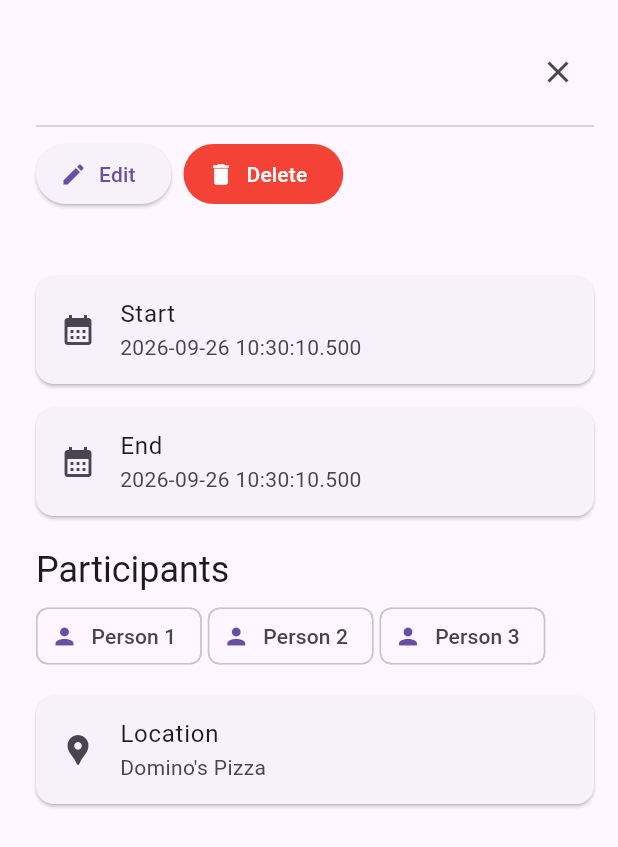
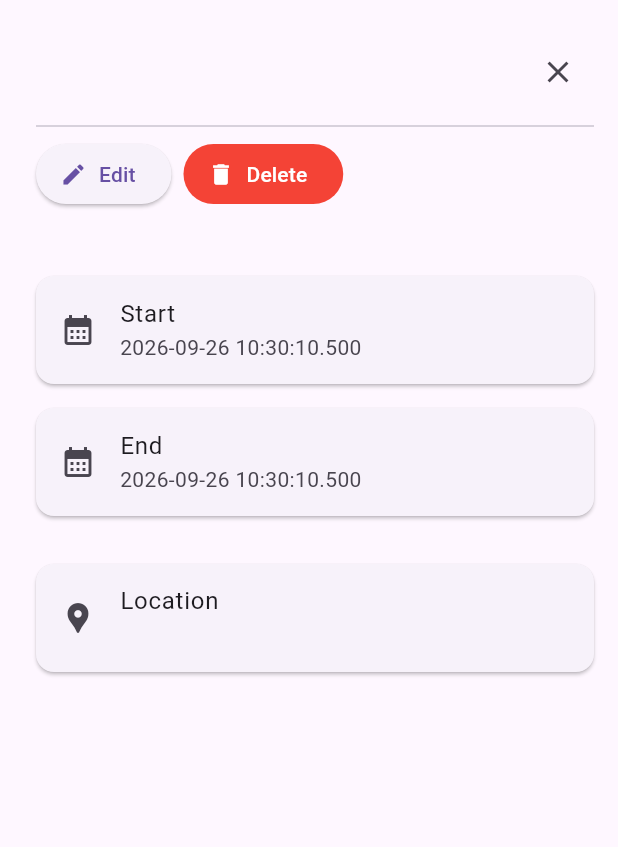
Before and after one commit to PapaTutuWawa/polycloud-ui, a Flutter app: the EventDetails widget shown alone on an empty page, opened directly with empty values, on a phone screen of 412 x 824 dp. Shown: the top 847 px of the screen. Run offline on Flutter 3.47's test engine with Material 3 defaults, Android fonts, the phone set to English and light mode, and no system bars; our stand-ins replace built_collection, built_value, copy_with_extension, dio, flutter_riverpod, flutter_secure_storage and 3 more; missing offline and left inert: cryptography, one_of_serializer, polycloud_ui_hazmat, uri; accounts and stored records are empty; generated files the repository leaves out were written again; statements that could not run were skipped.

Commit message:
Prepare the UI for location and participants

```diff
--- a/apps/polycloud/lib/apps/calendar/models/event.dart
+++ b/apps/polycloud/lib/apps/calendar/models/event.dart
@@ -31,6 +31,12 @@ class EventModel {
   /// Calendar's color.
   final Color color;
 
+  /// The place the event is occurring.
+  final String? place;
+
+  /// The list of event participants.
+  final List<String> participants;
+
   const EventModel(
     this.id,
     this.internalId,
@@ -41,6 +47,8 @@ class EventModel {
     this.calendar,
     this.allDay,
     this.color,
+    this.place,
+    this.participants,
   );
 
   /// Returns the time range that the event is modeling.
--- a/apps/polycloud/lib/apps/calendar/repositories/calendar_repository.dart
+++ b/apps/polycloud/lib/apps/calendar/repositories/calendar_repository.dart
@@ -90,6 +90,8 @@ class CalendarRepository {
       dto.calendar!,
       dto.allDay!,
       Color(int.parse(dto.color!.replaceFirst('#', '0xFF'))),
+      dto.place,
+      [], // TOOD: dto.paticipants,
     );
   }
 
--- a/apps/polycloud/lib/apps/calendar/viewmodels/calendar_viewmodel.dart
+++ b/apps/polycloud/lib/apps/calendar/viewmodels/calendar_viewmodel.dart
@@ -149,6 +149,8 @@ class CalendarViewModel extends _$CalendarViewModel {
       data.calendar.id,
       data.allDay,
       calendarColor,
+      null, // TODO: data.place,
+      [], // TODO: data.participants,
     );
     state = AsyncValue.data(
       state.requireValue.copyWith(
--- a/apps/polycloud/lib/apps/calendar/widgets/event_details.dart
+++ b/apps/polycloud/lib/apps/calendar/widgets/event_details.dart
@@ -172,6 +172,7 @@ class EventDetails extends ConsumerWidget {
 
             SizedBox(height: 8),
 
+            if (event.participants.isNotEmpty)
               Padding(
                 padding: const EdgeInsetsGeometry.symmetric(vertical: 4),
                 child: Text(
@@ -179,23 +180,29 @@ class EventDetails extends ConsumerWidget {
                   style: Theme.of(context).textTheme.headlineSmall,
                 ),
               ),
+
+            if (event.participants.isNotEmpty)
               Wrap(
                 spacing: 4,
                 runSpacing: 4,
-              children: [
-                Chip(avatar: Icon(Icons.person), label: Text("Person 1")),
-                Chip(avatar: Icon(Icons.person), label: Text("Person 2")),
-                Chip(avatar: Icon(Icons.person), label: Text("Person 3")),
-              ],
+                children: event.participants
+                    .map(
+                      (participant) => Chip(
+                        avatar: Icon(Icons.person),
+                        label: Text(participant),
+                      ),
+                    )
+                    .toList(),
               ),
 
             SizedBox(height: 8),
+            if (event.place != null)
               Card(
                 margin: patchedCardMargin,
                 child: ListTile(
                   leading: Icon(Icons.location_pin),
                   title: Text("Location"),
-                subtitle: Text("Domino's Pizza"),
+                  subtitle: Text(event.place!),
                 ),
               ),
           ],
```
Lines whose indentation alone changed are shown as unchanged.
